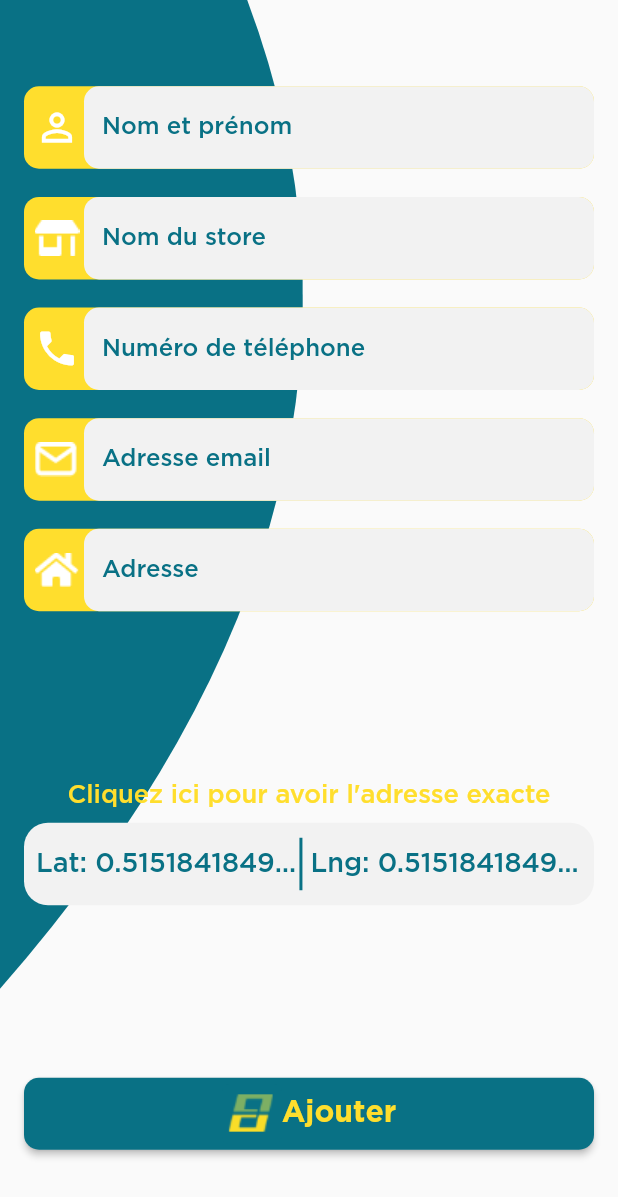
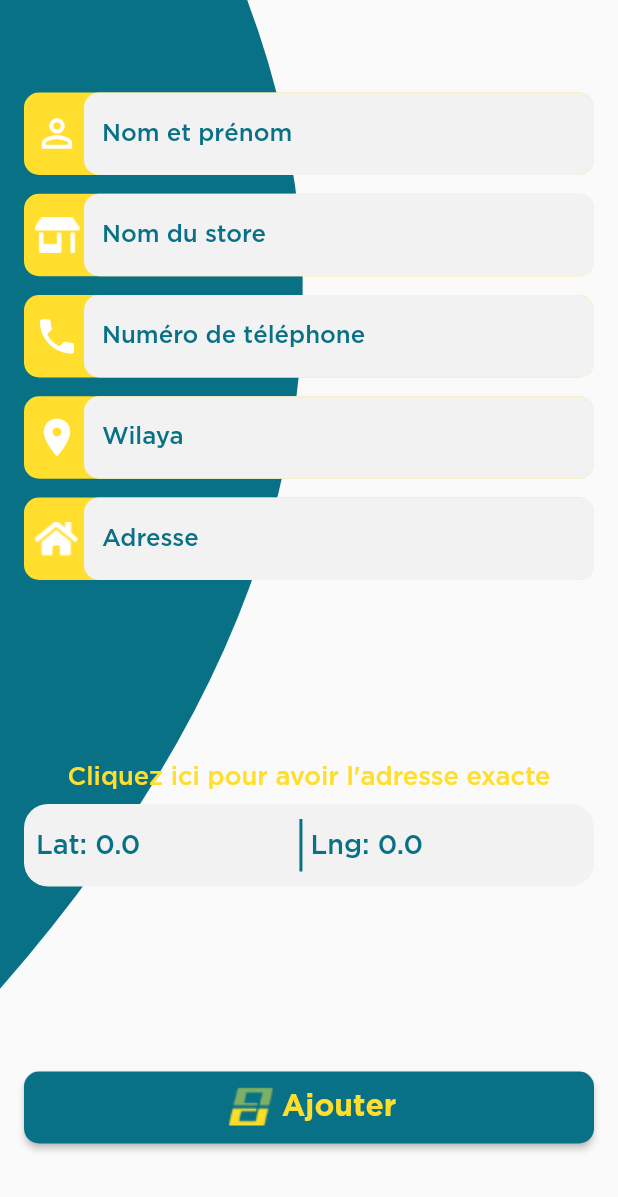
Before and after one commit to Djameleddine21/BMS-Electric-App, a Flutter app: the AddResellerPage screen opened by its route, after a tap on "Ajouter", on a phone screen of 412 x 824 dp. Shown: the top 1197 px of the screen. Run offline on Flutter 3.47's test engine with Material 2 defaults, Android fonts, the phone set to English and light mode, and no system bars; our stand-ins replace cloud_firestore, firebase_core, get, google_maps_flutter, location; accounts and stored records are empty.

Commit message:
added location service  + add reseller functionlity

```diff
--- a/lib/main.dart
+++ b/lib/main.dart
@@ -1,7 +1,6 @@
 import 'package:bms_electric/constants.dart';
 import 'package:bms_electric/views/routes/routes.dart';
 import 'package:bms_electric/views/screens/add_reseller/add_reseller_page.dart';
-import 'package:bms_electric/views/screens/edit_reseller/edit_reseller_page.dart';
 import 'package:firebase_core/firebase_core.dart';
 import 'package:flutter/material.dart';
 import 'package:get/get.dart';
@@ -31,7 +30,7 @@ class BMSApp extends StatelessWidget {
       ),
       defaultTransition: Transition.cupertino,
       getPages: pages,
-      initialRoute: EditResellerPage.id,
+      initialRoute: AddResellerPage.id,
     );
   }
 }
--- /dev/null
+++ b/lib/services/manager.dart
@@ -0,0 +1,33 @@
+import 'package:cloud_firestore/cloud_firestore.dart';
+
+class Manager {
+  Manager._();
+
+  static final instance = Manager._();
+
+  Future addReseller(
+    String name,
+    String storeName,
+    String phone,
+    double longitude,
+    double latitude,
+    String address,
+    String wilaya,
+  ) async {
+    DocumentReference doc =
+        await FirebaseFirestore.instance.collection("resellers").add(
+      {
+        "name": name,
+        "wilaya": wilaya,
+        "phone": phone,
+        "storeName": storeName,
+        "longitude": longitude,
+        "latitude": latitude,
+        "address": address,
+        "rate": 0,
+        "evaluation": ""
+      },
+    );
+    print(doc);
+  }
+}
--- a/lib/views/screens/add_reseller/add_reseller_page.dart
+++ b/lib/views/screens/add_reseller/add_reseller_page.dart
@@ -1,19 +1,41 @@
 import 'package:bms_electric/constants.dart';
+import 'package:bms_electric/services/location.dart';
+import 'package:bms_electric/services/manager.dart';
 import 'package:bms_electric/views/components/clipper/side_wave.dart';
 import 'package:bms_electric/views/components/custom_button.dart';
 import 'package:bms_electric/views/components/custom_field.dart';
 import 'package:flutter/material.dart';
 import 'package:get/get.dart';
+import 'package:location/location.dart';
 
-class AddResellerPage extends StatelessWidget {
+class AddResellerPage extends StatefulWidget {
   static const id = "/home/addReseller";
+
+  @override
+  _AddResellerPageState createState() => _AddResellerPageState();
+}
+
+class _AddResellerPageState extends State<AddResellerPage> {
+  var name;
+
+  var wilaya;
+
+  var phone;
+
+  var storeName;
+
+  var address;
+
+  LocationData data = LocationData.fromMap({"latitude": 0.0, "longitude": 0.0});
+
   @override
   Widget build(BuildContext context) {
     return SafeArea(
         child: Scaffold(
       body: Stack(
         children: [
-          ClipPath(
+          SingleChildScrollView(
+            child: ClipPath(
               clipper: SideWave(),
               child: Container(
                 color: primaryColor,
@@ -21,12 +43,16 @@ class AddResellerPage extends StatelessWidget {
                 width: Get.width,
               ),
             ),
-          SizedBox.expand(
+          ),
+          SingleChildScrollView(
+            physics: BouncingScrollPhysics(),
+            child: SizedBox(
+              height: Get.height - Get.statusBarHeight,
               child: Column(
                 mainAxisAlignment: MainAxisAlignment.spaceAround,
                 children: [
                   SizedBox(
-                  height: 70.0 * 5,
+                    height: 65.0 * 5,
                     child: Column(
                       mainAxisAlignment: MainAxisAlignment.spaceBetween,
                       children: [
@@ -37,7 +63,8 @@ class AddResellerPage extends StatelessWidget {
                             style: TextStyle(color: primaryColor),
                             decoration: inputDecoration.copyWith(
                                 hintText: "Nom et prénom"),
-                          keyboardType: TextInputType.phone,
+                            keyboardType: TextInputType.text,
+                            onChanged: (value) => name = value,
                           ),
                         ),
                         CustomField(
@@ -46,26 +73,30 @@ class AddResellerPage extends StatelessWidget {
                             style: TextStyle(color: primaryColor),
                             decoration: inputDecoration.copyWith(
                                 hintText: "Nom du store"),
-                          keyboardType: TextInputType.phone,
+                            keyboardType: TextInputType.text,
+                            onChanged: (value) => storeName = value,
                           ),
                         ),
                         CustomField(
-                        icon:
-                            Icon(Icons.phone, color: Colors.white, size: 30.0),
+                          icon: Icon(Icons.phone,
+                              color: Colors.white, size: 30.0),
                           textField: TextField(
                             style: TextStyle(color: primaryColor),
                             decoration: inputDecoration.copyWith(
                                 hintText: "Numéro de téléphone"),
                             keyboardType: TextInputType.phone,
+                            onChanged: (value) => phone = value,
                           ),
                         ),
                         CustomField(
-                        icon: Image.asset("assets/icons/mail.png"),
+                          icon: Icon(Icons.location_on,
+                              color: Colors.white, size: 30.0),
                           textField: TextField(
                             style: TextStyle(color: primaryColor),
-                          decoration: inputDecoration.copyWith(
-                              hintText: "Adresse email"),
-                          keyboardType: TextInputType.phone,
+                            decoration:
+                                inputDecoration.copyWith(hintText: "Wilaya"),
+                            keyboardType: TextInputType.number,
+                            onChanged: (value) => wilaya = value,
                           ),
                         ),
                         CustomField(
@@ -74,7 +105,8 @@ class AddResellerPage extends StatelessWidget {
                             style: TextStyle(color: primaryColor),
                             decoration:
                                 inputDecoration.copyWith(hintText: "Adresse"),
-                          keyboardType: TextInputType.phone,
+                            keyboardType: TextInputType.text,
+                            onChanged: (value) => address = value,
                           ),
                         ),
                       ],
@@ -83,11 +115,17 @@ class AddResellerPage extends StatelessWidget {
                   Column(
                     children: [
                       FittedBox(
+                        child: InkWell(
+                          onTap: () async {
+                            data = await LocationService.instance.getLocation();
+                            setState(() {});
+                          },
                           child: Text(
                             "Cliquez ici pour avoir l'adresse exacte",
                             style: TextStyle(
                               color: secondaryColor,
                               fontSize: 17,
+                            ),
                           ),
                         ),
                       ),
@@ -109,7 +147,7 @@ class AddResellerPage extends StatelessWidget {
                             Text("Lat: "),
                             Expanded(
                               child: Text(
-                              "0.515184184984 ",
+                                data.latitude.toString(),
                                 overflow: TextOverflow.ellipsis,
                               ),
                             ),
@@ -123,7 +161,7 @@ class AddResellerPage extends StatelessWidget {
                             Text(" Lng: "),
                             Expanded(
                               child: Text(
-                              "0.515184184984",
+                                data.longitude.toString(),
                                 overflow: TextOverflow.ellipsis,
                               ),
                             )
@@ -132,8 +170,15 @@ class AddResellerPage extends StatelessWidget {
                       )
                     ],
                   ),
-                CustomButton(text: "Ajouter", onTap: null)
+                  CustomButton(
+                    text: "Ajouter",
+                    onTap: () async {
+                      await Manager.instance.addReseller(name, storeName, phone,
+                          data.longitude, data.latitude, address, wilaya);
+                    },
+                  )
                 ],
+              ),
             ),
           )
         ],
--- a/pubspec.yaml
+++ b/pubspec.yaml
@@ -34,6 +34,7 @@ dependencies:
   google_maps_flutter: ^1.0.6
   image_picker: ^0.6.7+17
   pinput: ^0.2.6
+  location: ^3.2.1
 
 dev_dependencies:
   flutter_test:
```
Also changed, not shown: lib/services/location.dart (added, +32 -0 lines), lib/views/screens/edit_reseller/edit_reseller_page.dart (+11 -5 lines), pubspec.lock. Lines whose indentation alone changed are shown as unchanged.
